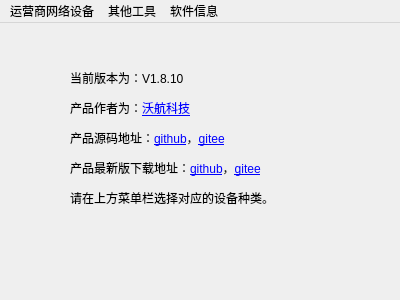
Before: the Qt Designer form mainwindow/mainwindow.ui in worldflyingct/setdevicetool, drawn with Qt 5.
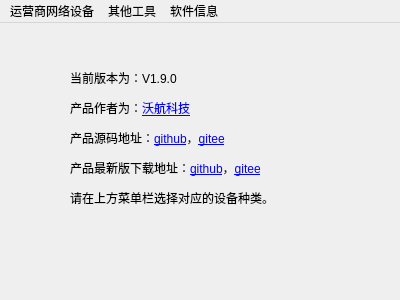
After: the same form once the commit is applied. Icons and pictures are not drawn.

Commit message: 将定位设备的配置改为通用的数据采集设备

```diff
--- a/mainwindow/mainwindow.ui
+++ b/mainwindow/mainwindow.ui
@@ -31,7 +31,7 @@
      </rect>
     </property>
     <property name="text">
-     <string>&lt;html&gt;&lt;head/&gt;&lt;body&gt;&lt;p&gt;当前版本为：V1.8.10&lt;/p&gt;&lt;p&gt;产品作者为：&lt;a href=&quot;https://www.worldflying.cn&quot;&gt;&lt;span style=&quot; text-decoration: underline; color:#0000ff;&quot;&gt;沃航科技&lt;/span&gt;&lt;/a&gt;&lt;/p&gt;&lt;p&gt;产品源码地址：&lt;a href=&quot;https://github.com/worldflyingct/setdevicetool&quot;&gt;&lt;span style=&quot; text-decoration: underline; color:#0000ff;&quot;&gt;github&lt;/span&gt;&lt;/a&gt;，&lt;a href=&quot;https://gitee.com/worldflying/setdevicetool&quot;&gt;&lt;span style=&quot; text-decoration: underline; color:#0000ff;&quot;&gt;gitee&lt;/span&gt;&lt;/a&gt;&lt;/p&gt;&lt;p&gt;产品最新版下载地址：&lt;a href=&quot;https://github.com/worldflyingct/setdevicetool/releases&quot;&gt;&lt;span style=&quot; text-decoration: underline; color:#0000ff;&quot;&gt;github&lt;/span&gt;&lt;/a&gt;，&lt;a href=&quot;https://gitee.com/worldflying/setdevicetool/releases&quot;&gt;&lt;span style=&quot; text-decoration: underline; color:#0000ff;&quot;&gt;gitee&lt;/span&gt;&lt;/a&gt;&lt;/p&gt;&lt;p&gt;请在上方菜单栏选择对应的设备种类。&lt;/p&gt;&lt;/body&gt;&lt;/html&gt;</string>
+     <string>&lt;html&gt;&lt;head/&gt;&lt;body&gt;&lt;p&gt;当前版本为：V1.9.0&lt;/p&gt;&lt;p&gt;产品作者为：&lt;a href=&quot;https://www.worldflying.cn&quot;&gt;&lt;span style=&quot; text-decoration: underline; color:#0000ff;&quot;&gt;沃航科技&lt;/span&gt;&lt;/a&gt;&lt;/p&gt;&lt;p&gt;产品源码地址：&lt;a href=&quot;https://github.com/worldflyingct/setdevicetool&quot;&gt;&lt;span style=&quot; text-decoration: underline; color:#0000ff;&quot;&gt;github&lt;/span&gt;&lt;/a&gt;，&lt;a href=&quot;https://gitee.com/worldflying/setdevicetool&quot;&gt;&lt;span style=&quot; text-decoration: underline; color:#0000ff;&quot;&gt;gitee&lt;/span&gt;&lt;/a&gt;&lt;/p&gt;&lt;p&gt;产品最新版下载地址：&lt;a href=&quot;https://github.com/worldflyingct/setdevicetool/releases&quot;&gt;&lt;span style=&quot; text-decoration: underline; color:#0000ff;&quot;&gt;github&lt;/span&gt;&lt;/a&gt;，&lt;a href=&quot;https://gitee.com/worldflying/setdevicetool/releases&quot;&gt;&lt;span style=&quot; text-decoration: underline; color:#0000ff;&quot;&gt;gitee&lt;/span&gt;&lt;/a&gt;&lt;/p&gt;&lt;p&gt;请在上方菜单栏选择对应的设备种类。&lt;/p&gt;&lt;/body&gt;&lt;/html&gt;</string>
     </property>
     <property name="openExternalLinks">
      <bool>true</bool>
```
Left out of the diff: 6 changed lines with no effect on the pictures. The commit also changes 6 other files.
